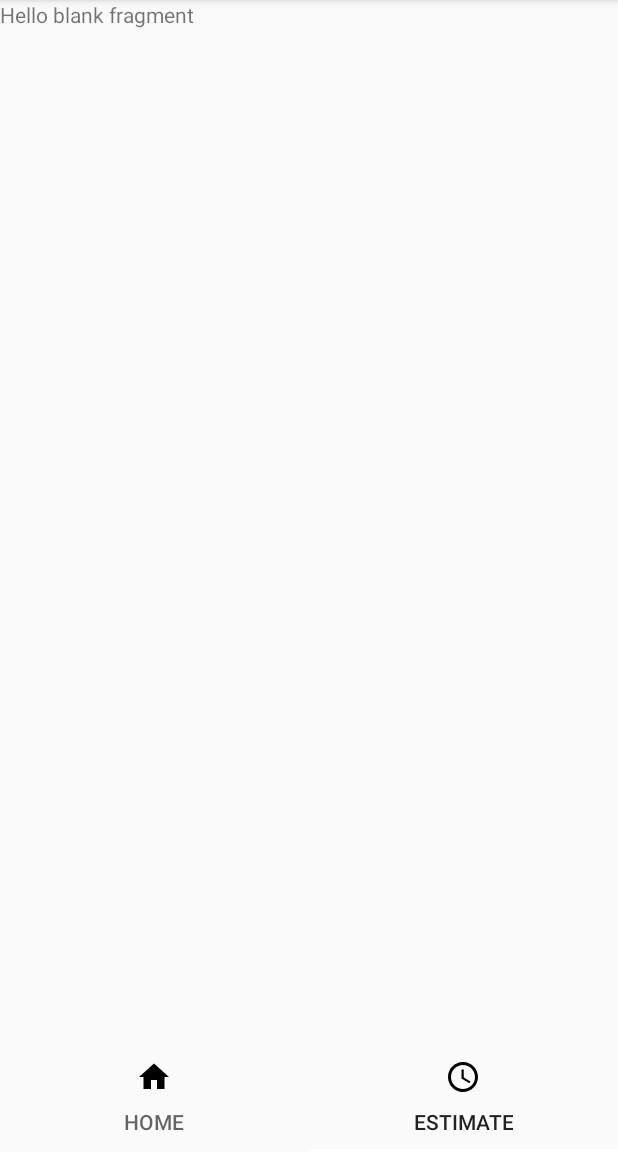
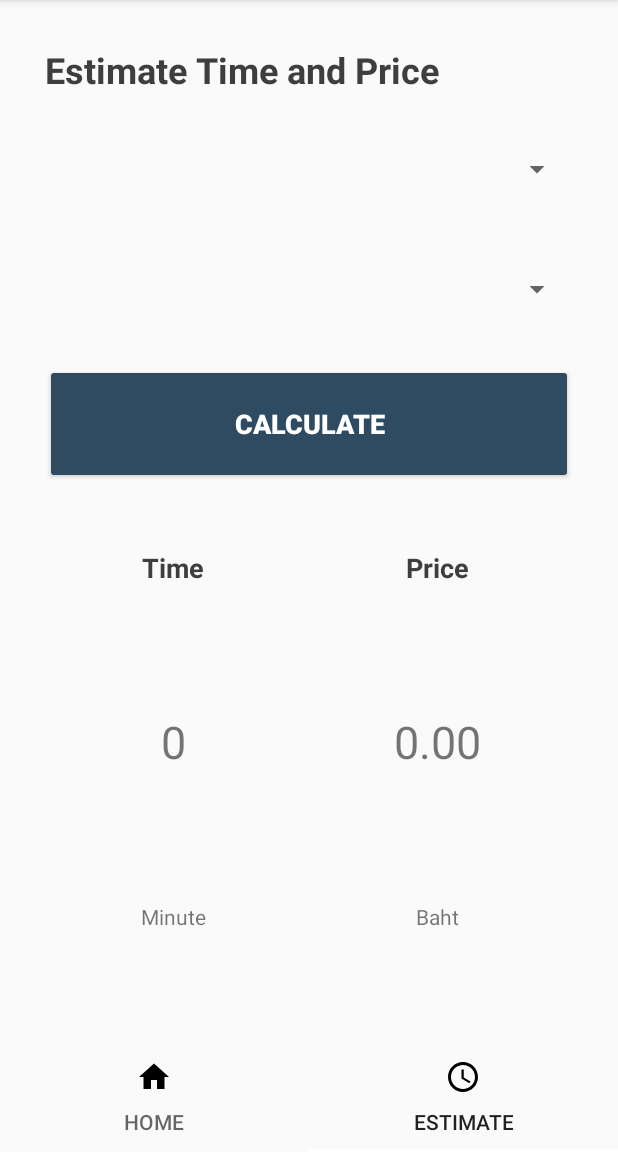
Before and after one commit to jirayut-le/Transights_AndriodApp, an Android app: the screen it shows after launch (MainActivity), item 2 of the bottom bar chosen, on a phone screen of 412 x 824 dp, the part 84-1236 px from its top. Run offline under Robolectric (Android 15) with nearby library versions, the phone set to English and light mode, and no system bars; our stand-ins replace Firebase (no records; nobody signed in at launch, a user with empty details on screens opened directly).

Commit message:
add design of estimate layout

```diff
--- a/app/src/main/res/layout/fragment_estimate.xml
+++ b/app/src/main/res/layout/fragment_estimate.xml
@@ -5,10 +5,123 @@
     android:layout_height="match_parent"
     tools:context="com.softspec.transights.transights.Estimate">
 
-    <!-- TODO: Update blank fragment layout -->
-    <TextView
+    <LinearLayout
         android:layout_width="match_parent"
         android:layout_height="match_parent"
-        android:text="@string/hello_blank_fragment" />
+        android:orientation="vertical"
+        android:layout_margin="30dp">
+
+        <TextView
+            android:layout_width="match_parent"
+            android:layout_height="wrap_content"
+            android:text="@string/subtitle_estimate"
+            android:textColor="#3e3e3e"
+            android:textSize="24sp"
+            android:textStyle="bold" />
+
+        <Spinner
+            android:id="@+id/spinner_dept"
+            android:layout_width="match_parent"
+            android:layout_height="60dp"
+            android:layout_marginTop="20dp"/>
+
+        <Spinner
+            android:id="@+id/spinner_arri"
+            android:layout_width="match_parent"
+            android:layout_height="60dp"
+            android:layout_marginTop="20dp"/>
+
+        <Button
+            android:id="@+id/calculateBtn"
+            android:layout_width="match_parent"
+            android:layout_height="80dp"
+            android:backgroundTint="#FF2F4B61"
+            android:text="Calculate"
+            android:textColor="#ffffff"
+            android:textSize="18sp"
+            android:textStyle="bold"
+            android:layout_marginTop="20dp"/>
+
+        <LinearLayout
+            android:layout_width="match_parent"
+            android:layout_height="match_parent"
+            android:orientation="horizontal"
+            android:weightSum="1">
+
+            <RelativeLayout
+                android:layout_width="171dp"
+                android:layout_height="match_parent"
+                android:orientation="vertical">
+
+                <TextView
+                    android:id="@+id/time2"
+                    android:layout_width="wrap_content"
+                    android:layout_height="wrap_content"
+                    android:layout_alignParentBottom="true"
+                    android:layout_centerHorizontal="true"
+                    android:layout_marginBottom="45dp"
+                    android:text="Minute" />
+
+                <TextView
+                    android:id="@+id/time"
+                    android:layout_width="wrap_content"
+                    android:layout_height="wrap_content"
+                    android:layout_alignParentTop="true"
+                    android:layout_centerHorizontal="true"
+                    android:layout_marginTop="43dp"
+                    android:text="Time"
+                    android:textColor="#3e3e3e"
+                    android:textSize="18sp"
+                    android:textStyle="bold" />
+
+                <TextView
+                    android:id="@+id/time_result"
+                    android:layout_width="wrap_content"
+                    android:layout_height="wrap_content"
+                    android:layout_centerHorizontal="true"
+                    android:layout_centerVertical="true"
+                    android:text="0"
+                    android:textSize="30sp" />
+            </RelativeLayout>
+
+            <RelativeLayout
+                android:layout_width="match_parent"
+                android:layout_height="match_parent"
+                android:orientation="vertical">
+
+                <TextView
+                    android:id="@+id/price2"
+                    android:layout_width="wrap_content"
+                    android:layout_height="wrap_content"
+                    android:layout_alignParentBottom="true"
+                    android:layout_centerHorizontal="true"
+                    android:layout_marginBottom="45dp"
+                    android:text="Baht" />
+
+                <TextView
+                    android:id="@+id/price"
+                    android:layout_width="wrap_content"
+                    android:layout_height="wrap_content"
+                    android:layout_alignParentTop="true"
+                    android:layout_centerHorizontal="true"
+                    android:layout_marginTop="43dp"
+                    android:text="Price"
+                    android:textColor="#3e3e3e"
+                    android:textSize="18sp"
+                    android:textStyle="bold" />
+
+                <TextView
+                    android:id="@+id/price_result"
+                    android:layout_width="wrap_content"
+                    android:layout_height="wrap_content"
+                    android:layout_centerHorizontal="true"
+                    android:layout_centerVertical="true"
+                    android:text="0.00"
+                    android:textSize="30sp" />
+            </RelativeLayout>
+        </LinearLayout>
+
+
+    </LinearLayout>
 
 </FrameLayout>
--- a/app/src/main/res/values/colors.xml
+++ b/app/src/main/res/values/colors.xml
@@ -1,6 +1,6 @@
 <?xml version="1.0" encoding="utf-8"?>
 <resources>
     <color name="colorPrimary">#222F39</color>
-    <color name="colorPrimaryDark">#222F39</color>
+    <color name="colorPrimaryDark">#222f39</color>
     <color name="colorAccent">#FFFFFF</color>
 </resources>
--- a/app/src/main/res/values/strings.xml
+++ b/app/src/main/res/values/strings.xml
@@ -2,7 +2,5 @@
     <string name="app_name">Transights</string>
     <string name="title_home">Home</string>
     <string name="title_estimate">Estimate</string>
-
-    <!-- TODO: Remove or change this placeholder text -->
-    <string name="hello_blank_fragment">Hello blank fragment</string>
+    <string name="subtitle_estimate">Estimate Time and Price</string>
 </resources>
```
